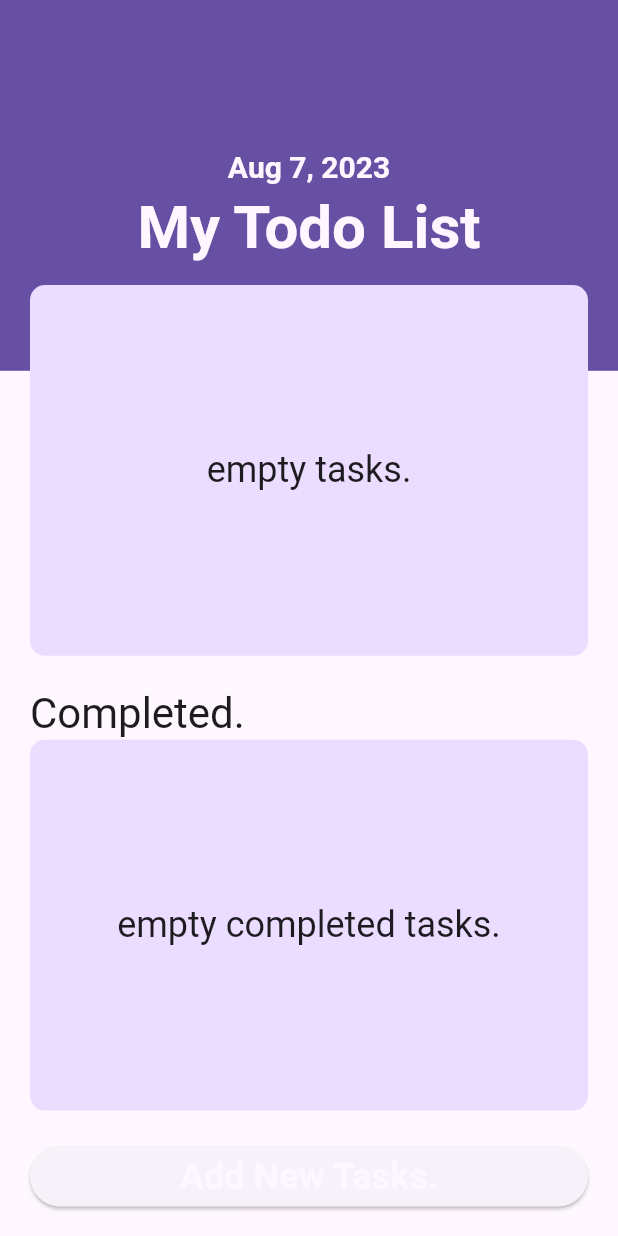
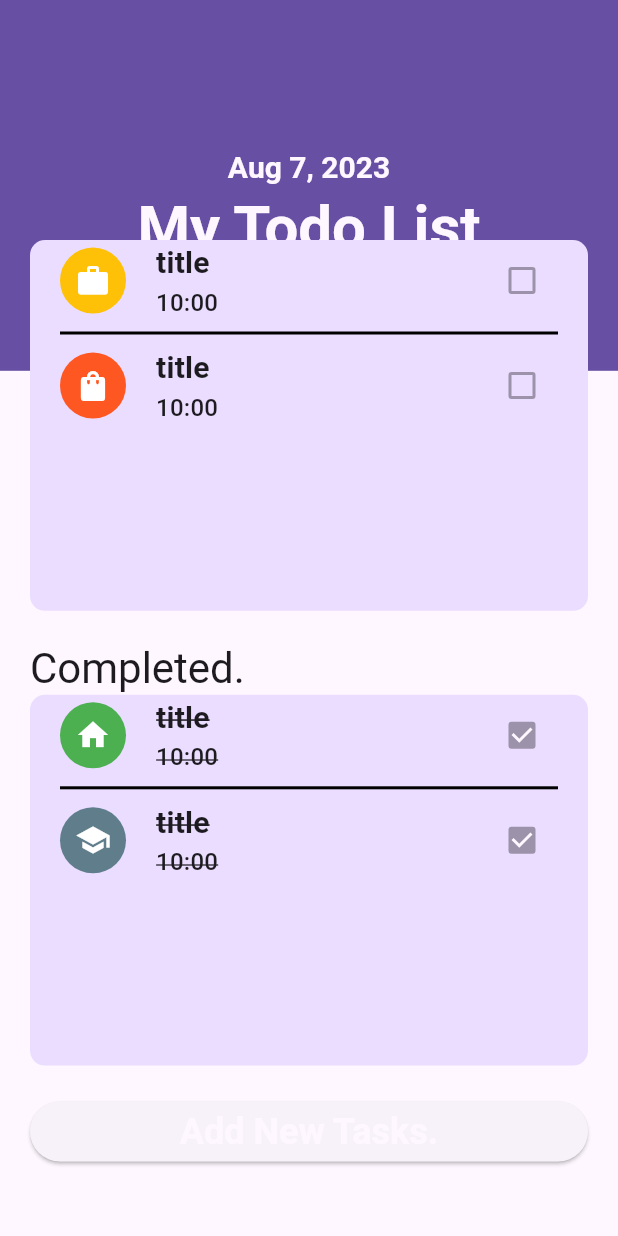
Before and after one commit to hidechy/youtube_sqflite_riverpod, a Flutter app: the screen it shows after launch, on a phone screen of 412 x 824 dp. Run offline on Flutter 3.47's test engine with Material 3 defaults, Android fonts, the phone set to English and light mode, and no system bars; our stand-ins replace equatable, gap.

Commit message:
commit 20231218 ui create

```diff
--- a/lib/data/models/task.dart
+++ b/lib/data/models/task.dart
@@ -1,11 +1,13 @@
 import 'package:equatable/equatable.dart';
+
+import '../../utils/utils.dart';
 
 class Task extends Equatable {
   final int? id;
   final String title;
   final String note;
 
-// final TaskCategory category;
+  final TaskCategories category;
   final String time;
   final String date;
   final bool isCompleted;
@@ -13,7 +15,7 @@ class Task extends Equatable {
   const Task({
     this.id,
     required this.title,
-//    required this.category,
+    required this.category,
     required this.time,
     required this.date,
     required this.note,
@@ -49,7 +51,7 @@ class Task extends Equatable {
     return [
       title,
       note,
-//      category,
+      category,
       time,
       date,
       isCompleted,
@@ -60,7 +62,7 @@ class Task extends Equatable {
     int? id,
     String? title,
     String? note,
-//    TaskCategory? category,
+    TaskCategories? category,
     String? time,
     String? date,
     bool? isCompleted,
@@ -69,7 +71,7 @@ class Task extends Equatable {
       id: id ?? this.id,
       title: title ?? this.title,
       note: note ?? this.note,
-//      category: category ?? this.category,
+      category: category ?? this.category,
       time: time ?? this.time,
       date: date ?? this.date,
       isCompleted: isCompleted ?? this.isCompleted,
--- a/lib/screens/home_screen.dart
+++ b/lib/screens/home_screen.dart
@@ -1,6 +1,7 @@
 import 'package:flutter/material.dart';
 import 'package:gap/gap.dart';
 
+import '../data/data.dart';
 import '../widgets/widgets.dart';
 import '../utils/utils.dart';
 
@@ -39,9 +40,10 @@ class HomeScreen extends StatelessWidget {
             ],
           ),
           Positioned(
-            top: 170,
+            top: 140,
             left: 0,
             right: 0,
+            child: SafeArea(
               child: SingleChildScrollView(
                 physics: const AlwaysScrollableScrollPhysics(),
                 padding: const EdgeInsets.all(20),
@@ -49,7 +51,24 @@ class HomeScreen extends StatelessWidget {
                   crossAxisAlignment: CrossAxisAlignment.stretch,
                   children: [
                     const TaskList(
-                    tasks: [],
+                      tasks: [
+                        Task(
+                          category: TaskCategories.work,
+                          title: 'title',
+                          time: '10:00',
+                          date: '2023-12-18',
+                          note: 'note',
+                          isCompleted: false,
+                        ),
+                        Task(
+                          category: TaskCategories.shopping,
+                          title: 'title',
+                          time: '10:00',
+                          date: '2023-12-18',
+                          note: 'note',
+                          isCompleted: false,
+                        )
+                      ],
                     ),
                     const Gap(20),
                     Text(
@@ -57,7 +76,24 @@ class HomeScreen extends StatelessWidget {
                       style: context.textTheme.headlineMedium,
                     ),
                     const TaskList(
-                    tasks: [],
+                      tasks: [
+                        Task(
+                          category: TaskCategories.home,
+                          title: 'title',
+                          time: '10:00',
+                          date: '2023-12-18',
+                          note: 'note',
+                          isCompleted: true,
+                        ),
+                        Task(
+                          category: TaskCategories.education,
+                          title: 'title',
+                          time: '10:00',
+                          date: '2023-12-18',
+                          note: 'note',
+                          isCompleted: true,
+                        )
+                      ],
                       isCompletedTasks: true,
                     ),
                     const Gap(20),
@@ -71,6 +107,7 @@ class HomeScreen extends StatelessWidget {
                 ),
               ),
             ),
+          ),
         ],
       ),
     );
--- /dev/null
+++ b/lib/utils/task_categories.dart
@@ -0,0 +1,28 @@
+import 'package:flutter/material.dart';
+
+enum TaskCategories {
+  education(Icons.school, Colors.blueGrey),
+  health(Icons.favorite, Colors.orange),
+  home(Icons.home, Colors.green),
+  others(Icons.calendar_month_rounded, Colors.purple),
+  personal(Icons.person, Colors.blue),
+  shopping(Icons.shopping_bag, Colors.deepOrange),
+  social(Icons.people, Colors.brown),
+  travel(Icons.flight, Colors.pink),
+  work(Icons.work, Colors.amber);
+
+  static TaskCategories stringToTaskCategory(String name) {
+    try {
+      return TaskCategories.values.firstWhere(
+        (category) => category.name == name,
+      );
+    } catch (e) {
+      return TaskCategories.others;
+    }
+  }
+
+  final IconData icon;
+  final Color color;
+
+  const TaskCategories(this.icon, this.color);
+}
--- a/lib/utils/utils.dart
+++ b/lib/utils/utils.dart
@@ -1 +1,2 @@
 export 'extensions.dart';
+export 'task_categories.dart';
--- /dev/null
+++ b/lib/widgets/task_card.dart
@@ -0,0 +1,68 @@
+import 'package:flutter/material.dart';
+import 'package:gap/gap.dart';
+
+import '../utils/utils.dart';
+
+import '../data/models/task.dart';
+
+class TaskCard extends StatelessWidget {
+  const TaskCard({
+    super.key,
+    required this.task,
+    this.onCompleted,
+  });
+
+  final Task task;
+  final Function(bool?)? onCompleted;
+
+  @override
+  Widget build(BuildContext context) {
+    final style = context.textTheme;
+    final textDecoration = task.isCompleted ? TextDecoration.lineThrough : TextDecoration.none;
+
+    return Row(
+      children: [
+        Container(
+          padding: const EdgeInsets.all(10),
+          decoration: BoxDecoration(
+            shape: BoxShape.circle,
+            color: task.category.color,
+          ),
+          child: Center(
+            child: Icon(
+              task.category.icon,
+              color: Colors.white,
+            ),
+          ),
+        ),
+        const Gap(20),
+        Expanded(
+          child: Column(
+            crossAxisAlignment: CrossAxisAlignment.start,
+            children: [
+              Text(
+                task.title,
+                style: style.titleMedium?.copyWith(
+                  decoration: textDecoration,
+                  fontSize: 20,
+                  fontWeight: FontWeight.bold,
+                ),
+              ),
+              Text(
+                task.time,
+                style: style.titleMedium?.copyWith(
+                  decoration: textDecoration,
+                ),
+              ),
+            ],
+          ),
+        ),
+        const Gap(20),
+        Checkbox(
+          value: task.isCompleted,
+          onChanged: onCompleted,
+        ),
+      ],
+    );
+  }
+}
--- a/lib/widgets/task_list.dart
+++ b/lib/widgets/task_list.dart
@@ -1,6 +1,7 @@
 import 'package:flutter/material.dart';
 
 import '../data/models/task.dart';
+
 import 'widgets.dart';
 
 import '../utils/utils.dart';
@@ -30,13 +31,23 @@ class TaskList extends StatelessWidget {
                 style: context.textTheme.headlineSmall,
               ),
             )
-          : ListView.builder(
+          : ListView.separated(
               shrinkWrap: true,
               itemCount: tasks.length,
-              padding: EdgeInsets.zero,
+              padding: const EdgeInsets.symmetric(horizontal: 20),
               itemBuilder: (context, index) {
-                return const Text('home');
+                final task = tasks[index];
+
+                return InkWell(
+                  onTap: () async {},
+                  onLongPress: () {},
+                  child: TaskCard(task: task),
+                );
               },
+              separatorBuilder: (BuildContext context, int index) => const Divider(
+                color: Colors.black,
+                thickness: 2,
+              ),
             ),
     );
   }
--- a/lib/widgets/widgets.dart
+++ b/lib/widgets/widgets.dart
@@ -1,3 +1,4 @@
 export 'display_white_text.dart';
 export 'common_container.dart';
 export 'task_list.dart';
+export 'task_card.dart';
```
Lines whose indentation alone changed are shown as unchanged.
